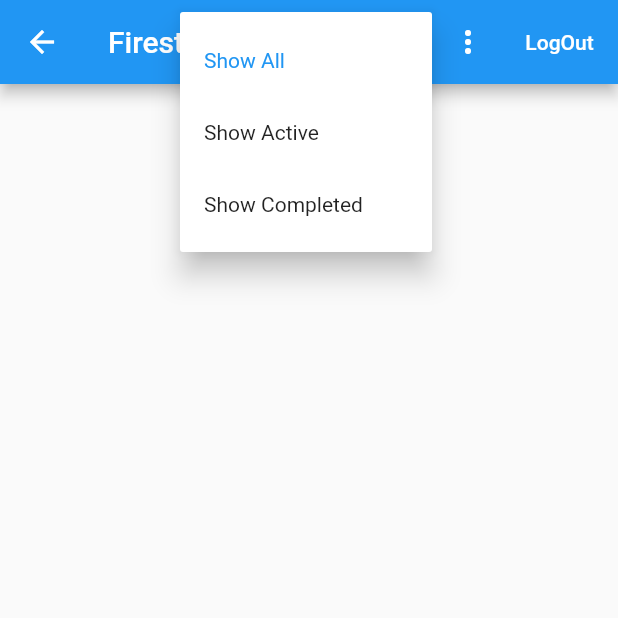
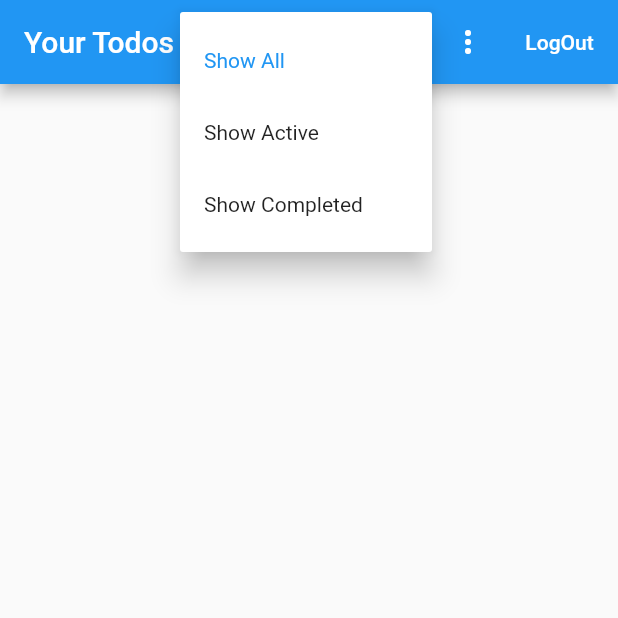
Before and after one commit to imrishuroy/Assignments-Plus, a Flutter app: the screen it shows once a user with an empty profile is signed in, after a tap on the "filter list" icon, on a phone screen of 412 x 824 dp, the top half of it. Run offline on Flutter 3.47's test engine with Material 2 defaults, Android fonts, the phone set to English and light mode, and no system bars; our stand-ins replace bloc, cloud_firestore, equatable, firebase_auth, firebase_core, flutter_bloc and 2 more; accounts and stored records are empty.

```diff
--- a/lib/screens/add_edit_todo_screen.dart
+++ b/lib/screens/add_edit_todo_screen.dart
@@ -57,6 +57,7 @@ class _AddEditScreenState extends State<AddEditScreen> {
     final textTheme = Theme.of(context).textTheme;
 
     return Scaffold(
+      // backgroundColor: Color(0xff222831),
       appBar: AppBar(
         title: Text(
           isEditing ? 'Edit Todo' : 'Add Todo',
--- a/lib/screens/details_screen.dart
+++ b/lib/screens/details_screen.dart
@@ -20,6 +20,7 @@ class DetailsScreen extends StatelessWidget {
               (todo) => todo.id == id,
             );
         return Scaffold(
+          // backgroundColor: Color(0xff222831),
           appBar: AppBar(
             title: Text('Todo Details'),
             actions: [
--- a/lib/screens/home/home_screen.dart
+++ b/lib/screens/home/home_screen.dart
@@ -21,11 +21,15 @@ class HomeScreen extends StatelessWidget {
 
   @override
   Widget build(BuildContext context) {
-    return BlocBuilder<TabBloc, AppTab>(
+    return WillPopScope(
+      onWillPop: () async => false,
+      child: BlocBuilder<TabBloc, AppTab>(
         builder: (context, activeTab) {
           return Scaffold(
+            // backgroundColor: Color(0xff222831),
             appBar: AppBar(
-            title: Text('Firestore Todos'),
+              automaticallyImplyLeading: false,
+              title: Text('Your Todos'),
               actions: [
                 FilterButton(visible: activeTab == AppTab.todos),
                 ExtraActions(),
@@ -63,6 +67,7 @@ class HomeScreen extends StatelessWidget {
             ),
           );
         },
+      ),
     );
   }
 }
--- a/lib/screens/login/login_screen.dart
+++ b/lib/screens/login/login_screen.dart
@@ -1,5 +1,6 @@
 import 'package:flutter/material.dart';
 import 'package:flutter_bloc/flutter_bloc.dart';
+import 'package:flutter_svg/svg.dart';
 
 import 'package:flutter_todo/repository/auth/auth_repository.dart';
 import 'package:flutter_todo/screens/login/cubit/login_cubit.dart';
@@ -40,27 +41,40 @@ class LoginScreen extends StatelessWidget {
           }
         },
         builder: (context, state) {
+          print('Width - $width');
+          //print("Height - $height");
           return Scaffold(
-              backgroundColor: Colors.grey[100],
+            backgroundColor: Color(0xff222831),
+
+            // backgroundColor: Colors.grey[100],
             body: state.status == LoginStatus.submitting
                 ? Center(
                     child: Container(
-                        width: 40.0,
-                        height: 40.0,
+                      width: 50.0,
+                      height: 50.0,
                       child: Image.asset('assets/loader.gif'),
                     ),
                   )
                 : Center(
                     child: Container(
                       height: height * 0.5,
-                        color: Colors.red,
+                      //color: Colors.red,
                       width: width * 0.6,
                       child: Card(
                         elevation: 10.0,
                         child: Column(
+                          mainAxisAlignment: MainAxisAlignment.center,
                           children: [
-                              Text('Assignments'),
-                              SizedBox(height: 40.0),
+                            // SizedBox(height: 10.0),
+                            Text(
+                              '+ Assignments',
+                              style: TextStyle(
+                                fontSize: 30.0,
+                                fontWeight: FontWeight.w600,
+                                letterSpacing: 1.2,
+                              ),
+                            ),
+                            SizedBox(height: 50.0),
                             Container(
                               width: 260.0,
                               height: 50.0,
@@ -68,7 +82,9 @@ class LoginScreen extends StatelessWidget {
                                 style: ElevatedButton.styleFrom(
                                   padding: EdgeInsets.zero,
                                 ),
-                                  onPressed: () {},
+                                onPressed: () {
+                                  context.read<LoginCubit>().logInWithGoogle();
+                                },
                                 child: Row(
                                   mainAxisAlignment: MainAxisAlignment.start,
                                   children: [
@@ -82,18 +98,20 @@ class LoginScreen extends StatelessWidget {
                                           )),
                                       padding: EdgeInsets.zero,
                                       //  color: Colors.white,
-                                        height: 50.0,
-                                        width: 55.0,
-                                        child: Image.asset(
-                                          'assets/google.png',
-                                          fit: BoxFit.cover,
+                                      height: 55.0,
+                                      width: 60.0,
+                                      child: SvgPicture.asset(
+                                        'assets/google.svg',
+
+                                        // fit: BoxFit.cover,
                                       ),
                                     ),
-                                      SizedBox(width: 20.0),
+
+                                    SizedBox(width: 12.0),
                                     Text(
                                       'Sign in with Google',
                                       style: TextStyle(
-                                          fontSize: 20.0,
+                                        fontSize: width < 900 ? 17 : 20.0,
                                         fontWeight: FontWeight.w600,
                                       ),
                                     ),
@@ -101,12 +119,23 @@ class LoginScreen extends StatelessWidget {
                                   ],
                                 ),
                               ),
-                              )
+                            ),
+                            SizedBox(height: 55.0),
+                            Center(
+                              child: Text(
+                                '"This has nothing to do with your life.\nBut by adding some todos you can organize it better."',
+                                style: TextStyle(
+                                  fontSize: width < 900 ? 14.0 : 20.0,
+                                  letterSpacing: 1.2,
+                                ),
+                                textAlign: TextAlign.center,
+                              ),
+                            ),
                           ],
                         ),
                       ),
                     ),
-                    )
+                  ),
 
             //  Column(
             //     mainAxisAlignment: MainAxisAlignment.center,
--- a/lib/screens/succuss_screen.dart
+++ b/lib/screens/succuss_screen.dart
@@ -5,6 +5,7 @@ class SuccussScreen extends StatelessWidget {
   Widget build(BuildContext context) {
     // RepositoryProvider.of<AuthRepository>(context).signOut();
     return Scaffold(
+      //  backgroundColor: Color(0xff222831),
       body: Center(
         child: Column(
           mainAxisAlignment: MainAxisAlignment.center,
--- a/lib/widgets/error_dialog.dart
+++ b/lib/widgets/error_dialog.dart
@@ -1,5 +1,3 @@
-import 'dart:io';
-
 import 'package:flutter/cupertino.dart';
 import 'package:flutter/material.dart';
 
@@ -14,23 +12,25 @@ class ErrorDialog extends StatelessWidget {
   }) : super(key: key);
   @override
   Widget build(BuildContext context) {
-    return Platform.isIOS
-        ? _showIOSDialog(context)
-        : _showAndroidDialog(context);
+    return
+        //Platform.isIOS
+        // ? _showIOSDialog(context)
+        //:
+        _showAndroidDialog(context);
   }
 
-  CupertinoAlertDialog _showIOSDialog(BuildContext context) {
-    return CupertinoAlertDialog(
-      title: Text(title),
-      content: Text(content!),
-      actions: [
-        CupertinoDialogAction(
-          child: const Text('OK'),
-          onPressed: () => Navigator.of(context).pop(),
-        )
-      ],
-    );
-  }
+  // CupertinoAlertDialog _showIOSDialog(BuildContext context) {
+  //   return CupertinoAlertDialog(
+  //     title: Text(title),
+  //     content: Text(content!),
+  //     actions: [
+  //       CupertinoDialogAction(
+  //         child: const Text('OK'),
+  //         onPressed: () => Navigator.of(context).pop(),
+  //       )
+  //     ],
+  //   );
+  // }
 
   AlertDialog _showAndroidDialog(BuildContext context) {
     return AlertDialog(
```
Also changed, not shown: pubspec.yaml (+7 -5 lines), pubspec.lock, 1 other file. Lines whose indentation alone changed are shown as unchanged.
